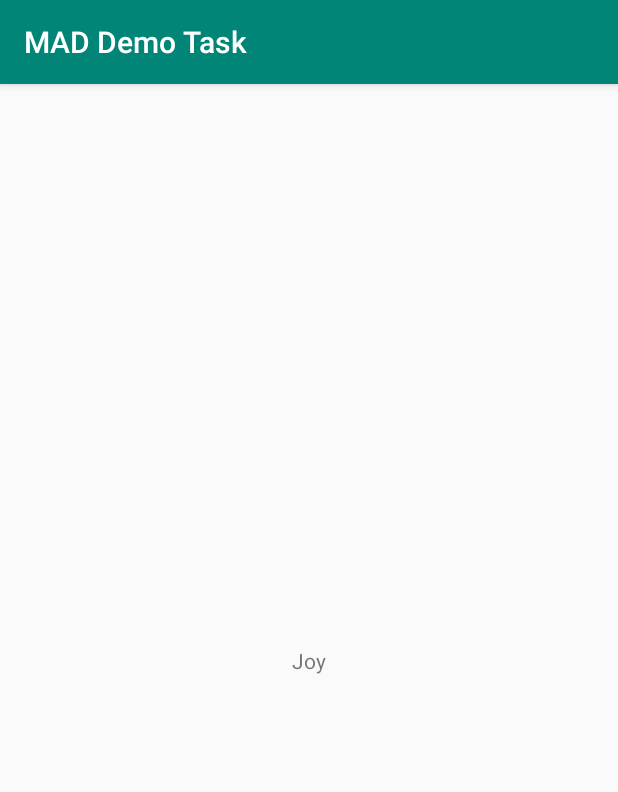
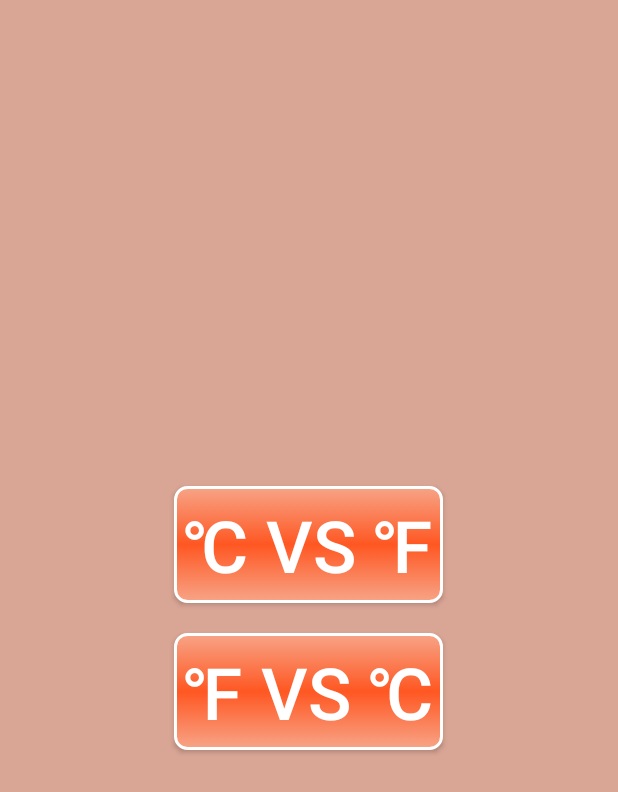
Before and after one commit to Mrrobi/MAD-Demo-Task, an Android app: the screen it shows after launch (MainActivity), on a phone screen of 412 x 824 dp. Shown: the top 792 px of the screen. Run offline under Robolectric (Android 15) with nearby library versions, the phone set to English and light mode, and no system bars.

Commit message:
4th push Button Added

```diff
--- a/app/build.gradle
+++ b/app/build.gradle
@@ -24,6 +24,7 @@ dependencies {
     implementation 'androidx.appcompat:appcompat:1.1.0'
     implementation 'androidx.constraintlayout:constraintlayout:1.1.3'
     implementation 'androidx.legacy:legacy-support-v4:1.0.0'
+    implementation 'com.google.android.material:material:1.0.0'
     testImplementation 'junit:junit:4.12'
     androidTestImplementation 'androidx.test.ext:junit:1.1.1'
     androidTestImplementation 'androidx.test.espresso:espresso-core:3.2.0'
--- /dev/null
+++ b/app/src/main/res/drawable/btn.xml
@@ -0,0 +1,18 @@
+<?xml version="1.0" encoding="utf-8"?>
+
+<selector xmlns:android="http://schemas.android.com/apk/res/android">
+    <item
+        android:state_enabled="false"
+        android:drawable="@drawable/btn_disabled" />
+    <item
+        android:state_pressed="true"
+        android:state_enabled="true"
+        android:drawable="@drawable/btn_pressed" />
+    <item
+        android:state_focused="true"
+        android:state_enabled="true"
+        android:drawable="@drawable/btn_focused" />
+    <item
+        android:state_enabled="true"
+        android:drawable="@drawable/btn_enabled" />
+</selector>
--- /dev/null
+++ b/app/src/main/res/drawable/btn_disabled.xml
@@ -0,0 +1,17 @@
+<?xml version="1.0" encoding="utf-8"?>
+
+<shape xmlns:android="http://schemas.android.com/apk/res/android" android:shape="rectangle">
+    <gradient
+        android:startColor="#F2F2F2"
+        android:centerColor="#A4A4A4"
+        android:endColor="#F2F2F2"
+        android:angle="90"/>
+    <padding android:left="7dp"
+        android:top="7dp"
+        android:right="7dp"
+        android:bottom="7dp" />
+    <stroke
+        android:width="2dip"
+        android:color="#FFFFFF" />
+    <corners android:radius= "8dp" />
+</shape>
--- /dev/null
+++ b/app/src/main/res/drawable/btn_enabled.xml
@@ -0,0 +1,19 @@
+<?xml version="1.0" encoding="utf-8"?>
+
+<shape xmlns:android="http://schemas.android.com/apk/res/android" android:shape="rectangle">
+    <gradient
+
+        android:startColor="#F7A487"
+        android:centerColor="#FF5722"
+        android:endColor="#F7A487"
+
+        android:angle="90"/>
+    <padding android:left="7dp"
+        android:top="7dp"
+        android:right="7dp"
+        android:bottom="7dp" />
+    <stroke
+        android:width="2dip"
+        android:color="#FFFFFF" />
+    <corners android:radius= "8dp" />
+</shape>
--- /dev/null
+++ b/app/src/main/res/drawable/btn_focused.xml
@@ -0,0 +1,17 @@
+<?xml version="1.0" encoding="utf-8"?>
+
+<shape xmlns:android="http://schemas.android.com/apk/res/android" android:shape="rectangle">
+    <gradient
+        android:startColor="#F7D358"
+        android:centerColor="#DF7401"
+        android:endColor="#F7D358"
+        android:angle="90"/>
+    <padding android:left="7dp"
+        android:top="7dp"
+        android:right="7dp"
+        android:bottom="7dp" />
+    <stroke
+        android:width="2dip"
+        android:color="#FFFFFF" />
+    <corners android:radius= "8dp" />
+</shape>
--- /dev/null
+++ b/app/src/main/res/drawable/btn_pressed.xml
@@ -0,0 +1,15 @@
+<shape xmlns:android="http://schemas.android.com/apk/res/android" android:shape="rectangle">
+    <gradient
+        android:startColor="#FF5722"
+        android:centerColor="#F7A487"
+        android:endColor="#FF5722"
+        android:angle="90"/>
+    <padding android:left="7dp"
+        android:top="7dp"
+        android:right="7dp"
+        android:bottom="7dp" />
+    <stroke
+        android:width="2dip"
+        android:color="#FFFFFF" />
+    <corners android:radius= "8dp" />
+</shape>
--- a/app/src/main/res/layout/activity_main.xml
+++ b/app/src/main/res/layout/activity_main.xml
@@ -1,18 +1,44 @@
 <?xml version="1.0" encoding="utf-8"?>
-<androidx.constraintlayout.widget.ConstraintLayout xmlns:android="http://schemas.android.com/apk/res/android"
+<LinearLayout xmlns:android="http://schemas.android.com/apk/res/android"
     xmlns:app="http://schemas.android.com/apk/res-auto"
     xmlns:tools="http://schemas.android.com/tools"
     android:layout_width="match_parent"
     android:layout_height="match_parent"
+    android:orientation="vertical"
+    android:gravity="center"
+    android:background="@color/bg"
     tools:context=".MainActivity">
 
-    <TextView
-        android:layout_width="wrap_content"
+    <LinearLayout
+        android:layout_width="match_parent"
         android:layout_height="wrap_content"
-        android:text="Joy"
-        app:layout_constraintBottom_toBottomOf="parent"
-        app:layout_constraintLeft_toLeftOf="parent"
-        app:layout_constraintRight_toRightOf="parent"
-        app:layout_constraintTop_toTopOf="parent" />
+        android:weightSum="2"
+        android:gravity="center"
+        android:orientation="vertical">
 
-</androidx.constraintlayout.widget.ConstraintLayout>
+        <Button
+            android:id="@+id/btn1"
+            android:layout_width="wrap_content"
+            android:layout_height="wrap_content"
+            android:text="℃ vs ℉"
+            android:textSize="@android:dimen/app_icon_size"
+            android:textColor="#FFFFFF"
+            android:layout_margin="10dp"
+            android:background="@drawable/btn"
+            android:layout_weight="1">
+        </Button>
+        <Button
+            android:id="@+id/btn2"
+            android:layout_width="wrap_content"
+            android:layout_height="wrap_content"
+            android:background="@drawable/btn"
+            android:layout_margin="10dp"
+            android:textColor="#FFFFFF"
+            android:textSize="@android:dimen/app_icon_size"
+            android:text="℉ vs ℃"
+            android:layout_weight="1">
+        </Button>
+
+    </LinearLayout>
+
+</LinearLayout>
--- a/app/src/main/res/values/colors.xml
+++ b/app/src/main/res/values/colors.xml
@@ -3,6 +3,6 @@
     <color name="colorPrimary">#008577</color>
     <color name="colorPrimaryDark">#00574B</color>
     <color name="colorAccent">#D81B60</color>
-
+    <color name="bg">#DCFCC0AD</color>
     <color name="black_overlay">#66000000</color>
 </resources>
--- /dev/null
+++ b/app/src/main/res/values/dimens.xml
@@ -0,0 +1,3 @@
+<resources>
+    <dimen name="fab_margin">16dp</dimen>
+</resources>
--- a/app/src/main/res/values/strings.xml
+++ b/app/src/main/res/values/strings.xml
@@ -4,4 +4,6 @@
     <string name="title_activity_splash">splash</string>
     <string name="dummy_button">Dummy Button</string>
     <string name="dummy_content">Thermometer\nDemo</string>
+    <string name="title_activity_cvsf">cvsf</string>
+    <string name="action_settings">Settings</string>
 </resources>
--- /dev/null
+++ b/app/src/main/res/values/themes.xml
@@ -0,0 +1,6 @@
+<?xml version="1.0" encoding="utf-8"?>
+<resources>
+    <style name="YourApplicationTheme" parent="android:style/Theme.NoTitleBar">
+        <item name="android:buttonStyle">@style/button</item>
+    </style>
+</resources>
```
Also changed, not shown: app/src/main/AndroidManifest.xml (+7 -2 lines), app/src/main/java/tech/mrrobi/app/maddemotask/cvsf.java (added, +32 -0 lines), app/src/main/res/drawable-v24/thermo.xml (added, +16 -0 lines), app/src/main/res/layout/activity_cvsf.xml (added, +33 -0 lines), app/src/main/res/menu/menu_cvsf.xml (added, +10 -0 lines), app/src/main/res/values/styles.xml (+23 -0 lines).
